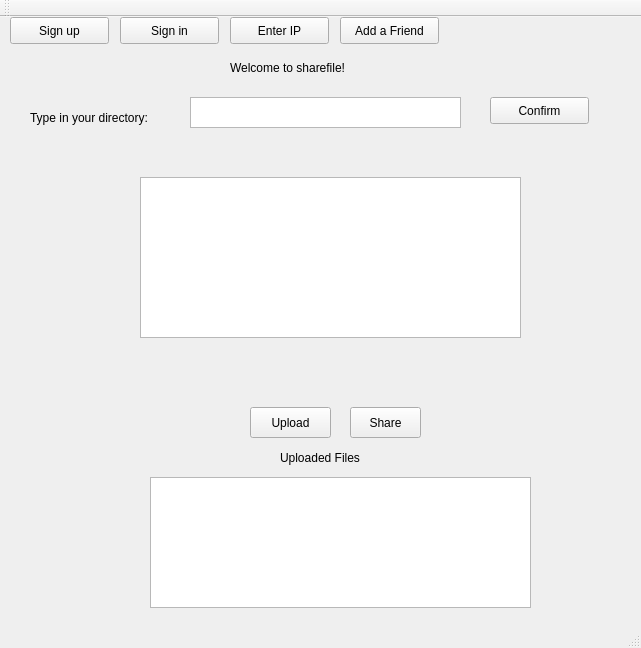
taragu/sharefile, file sharefileclient/mainwindow.ui: the form before one commit.
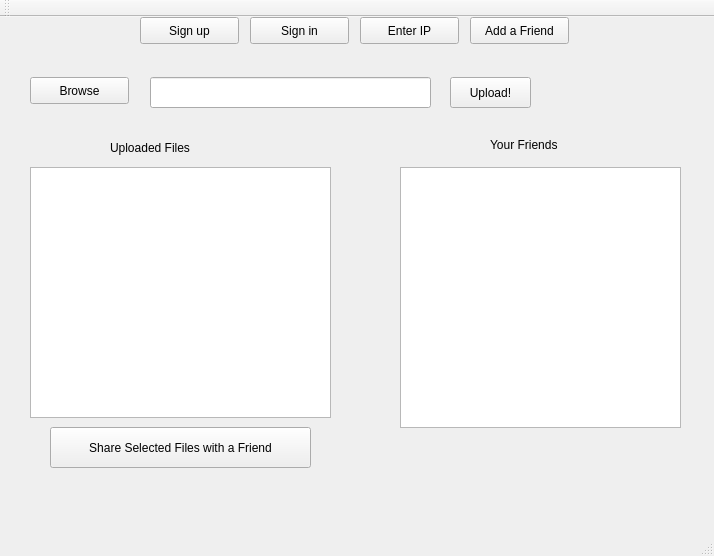
The form after the commit.

Diff of the .ui file:
```diff
--- a/sharefileclient/mainwindow.ui
+++ b/sharefileclient/mainwindow.ui
@@ -6,45 +6,19 @@
    <rect>
     <x>0</x>
     <y>0</y>
-    <width>641</width>
-    <height>648</height>
+    <width>714</width>
+    <height>556</height>
    </rect>
   </property>
   <property name="windowTitle">
    <string>MainWindow</string>
   </property>
   <widget class="QWidget" name="centralWidget">
-   <widget class="QLabel" name="label">
-    <property name="geometry">
-     <rect>
-      <x>230</x>
-      <y>40</y>
-      <width>181</width>
-      <height>21</height>
-     </rect>
-    </property>
-    <property name="text">
-     <string>Welcome to sharefile!</string>
-    </property>
-   </widget>
-   <widget class="QLabel" name="label_2">
-    <property name="geometry">
-     <rect>
-      <x>30</x>
-      <y>80</y>
-      <width>231</width>
-      <height>41</height>
-     </rect>
-    </property>
-    <property name="text">
-     <string>Type in your directory:</string>
-    </property>
-   </widget>
    <widget class="QLabel" name="label_3">
     <property name="geometry">
      <rect>
-      <x>280</x>
-      <y>430</y>
+      <x>110</x>
+      <y>120</y>
       <width>131</width>
       <height>21</height>
      </rect>
@@ -53,43 +27,33 @@
      <string>Uploaded Files</string>
     </property>
    </widget>
-   <widget class="QListWidget" name="localfiles_list">
-    <property name="geometry">
-     <rect>
-      <x>140</x>
-      <y>160</y>
-      <width>381</width>
-      <height>161</height>
-     </rect>
-    </property>
-   </widget>
    <widget class="QListWidget" name="serverfiles_list">
     <property name="geometry">
      <rect>
-      <x>150</x>
-      <y>460</y>
-      <width>381</width>
-      <height>131</height>
+      <x>30</x>
+      <y>150</y>
+      <width>301</width>
+      <height>251</height>
      </rect>
     </property>
    </widget>
    <widget class="QPushButton" name="movefiles_button">
     <property name="geometry">
      <rect>
-      <x>250</x>
-      <y>390</y>
+      <x>450</x>
+      <y>60</y>
       <width>81</width>
       <height>31</height>
      </rect>
     </property>
     <property name="text">
-     <string>Upload</string>
+     <string>Upload!</string>
     </property>
    </widget>
    <widget class="QPushButton" name="signup_button">
     <property name="geometry">
      <rect>
-      <x>10</x>
+      <x>140</x>
       <y>0</y>
       <width>99</width>
       <height>27</height>
@@ -102,7 +66,7 @@
    <widget class="QPushButton" name="connect_button">
     <property name="geometry">
      <rect>
-      <x>230</x>
+      <x>360</x>
       <y>0</y>
       <width>99</width>
       <height>27</height>
@@ -115,7 +79,7 @@
    <widget class="QPushButton" name="signin_button">
     <property name="geometry">
      <rect>
-      <x>120</x>
+      <x>250</x>
       <y>0</y>
       <width>99</width>
       <height>27</height>
@@ -125,33 +89,10 @@
      <string>Sign in</string>
     </property>
    </widget>
-   <widget class="QTextEdit" name="cd_textedit">
-    <property name="geometry">
-     <rect>
-      <x>190</x>
-      <y>80</y>
-      <width>271</width>
-      <height>31</height>
-     </rect>
-    </property>
-   </widget>
-   <widget class="QPushButton" name="cd_button">
-    <property name="geometry">
-     <rect>
-      <x>490</x>
-      <y>80</y>
-      <width>99</width>
-      <height>27</height>
-     </rect>
-    </property>
-    <property name="text">
-     <string>Confirm</string>
-    </property>
-   </widget>
    <widget class="QPushButton" name="pushButton">
     <property name="geometry">
      <rect>
-      <x>340</x>
+      <x>470</x>
       <y>0</y>
       <width>99</width>
       <height>27</height>
@@ -164,14 +105,60 @@
    <widget class="QPushButton" name="pushButton_3">
     <property name="geometry">
      <rect>
-      <x>350</x>
-      <y>390</y>
-      <width>71</width>
+      <x>50</x>
+      <y>410</y>
+      <width>261</width>
+      <height>41</height>
+     </rect>
+    </property>
+    <property name="text">
+     <string>Share Selected Files with a Friend</string>
+    </property>
+   </widget>
+   <widget class="QLineEdit" name="lineEdit">
+    <property name="geometry">
+     <rect>
+      <x>150</x>
+      <y>60</y>
+      <width>281</width>
       <height>31</height>
      </rect>
     </property>
+   </widget>
+   <widget class="QPushButton" name="pushButton_2">
+    <property name="geometry">
+     <rect>
+      <x>30</x>
+      <y>60</y>
+      <width>99</width>
+      <height>27</height>
+     </rect>
+    </property>
     <property name="text">
-     <string>Share</string>
+     <string>Browse</string>
+    </property>
+   </widget>
+   <widget class="QListWidget" name="listWidget">
+    <property name="geometry">
+     <rect>
+      <x>400</x>
+      <y>150</y>
+      <width>281</width>
+      <height>261</height>
+     </rect>
+    </property>
+   </widget>
+   <widget class="QLabel" name="label_2">
+    <property name="geometry">
+     <rect>
+      <x>490</x>
+      <y>120</y>
+      <width>111</width>
+      <height>16</height>
+     </rect>
+    </property>
+    <property name="text">
+     <string>Your Friends</string>
     </property>
    </widget>
   </widget>
```
Left out of the diff: 2 changed lines with no effect on the pictures.
